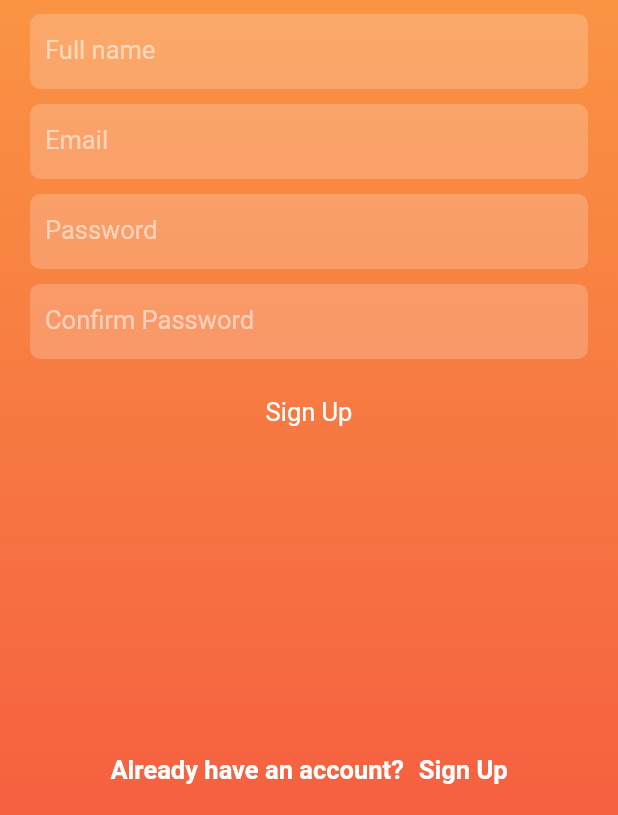
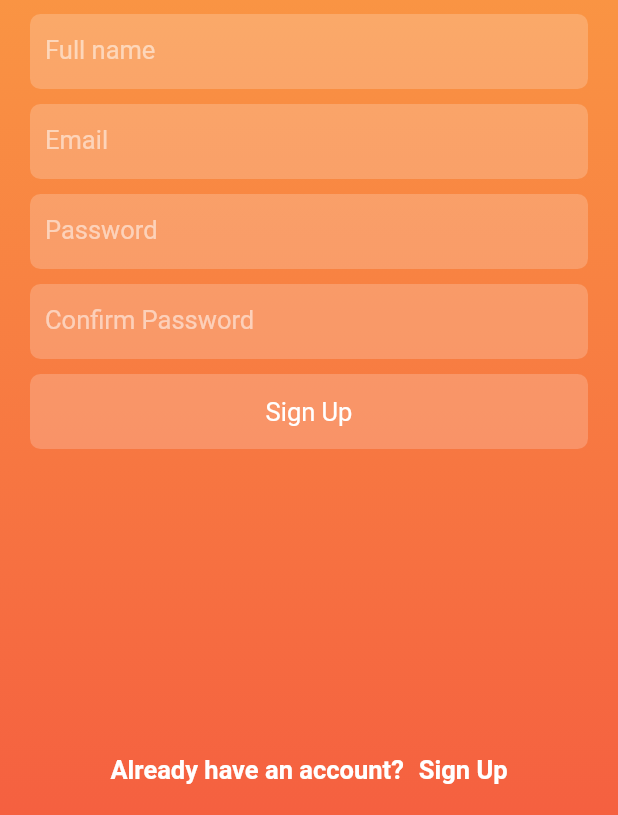
Before and after one commit to Elmurodjon01/flutter-myinsta, a Flutter app: the SignUpPage screen opened by its route, on a phone screen of 412 x 824 dp, the part 421-1236 px from its top. Run offline on Flutter 3.47's test engine with Material 2 defaults, Android fonts, the phone set to English and light mode, and no system bars; our stand-ins replace fluttertoast.

Commit message:
first task completed

```diff
--- a/lib/pages/signin_page.dart
+++ b/lib/pages/signin_page.dart
@@ -1,6 +1,7 @@
 import 'package:flutter/material.dart';
-import 'package:instagram/pages/home_page.dart';
-import 'package:instagram/pages/signup_page.dart';
+import 'package:myinsta/pages/signup_page.dart';
+
+import 'home_page.dart';
 
 class SignInPage extends StatefulWidget {
   static const id = 'sign in';
--- a/lib/pages/signup_page.dart
+++ b/lib/pages/signup_page.dart
@@ -1,8 +1,8 @@
 import 'package:flutter/material.dart';
-import 'package:instagram/pages/home_page.dart';
-import 'package:instagram/pages/signin_page.dart';
+import 'package:myinsta/pages/signin_page.dart';
 
 import '../services/utils_service.dart';
+import 'home_page.dart';
 
 class SignUpPage extends StatefulWidget {
   static const id = 'Sign up';
@@ -157,7 +157,7 @@ class _SignUpPageState extends State<SignUpPage> {
                       padding: const EdgeInsets.only(left: 10, right: 10),
                       height: 50,
                       decoration: BoxDecoration(
-                        // color: Colors.white.withOpacity(0.2),
+                        color: Colors.white.withOpacity(0.2),
                         borderRadius: BorderRadius.circular(7),
                       ),
                       child: const Center(
--- a/lib/pages/splash_page.dart
+++ b/lib/pages/splash_page.dart
@@ -1,8 +1,9 @@
 import 'dart:async';
 
 import 'package:flutter/material.dart';
-import 'package:instagram/pages/home_page.dart';
-import 'package:instagram/pages/signin_page.dart';
+import 'package:myinsta/pages/signin_page.dart';
+
+import 'home_page.dart';
 
 class SplashPage extends StatefulWidget {
   static const id = 'Splash Page';
--- a/pubspec.yaml
+++ b/pubspec.yaml
@@ -1,4 +1,4 @@
-name: instagram
+name: myinsta
 description: A new Flutter project.
 
 publish_to: 'none'
```
Also changed, not shown: lib/main.dart (+5 -4 lines), 5 other files.
